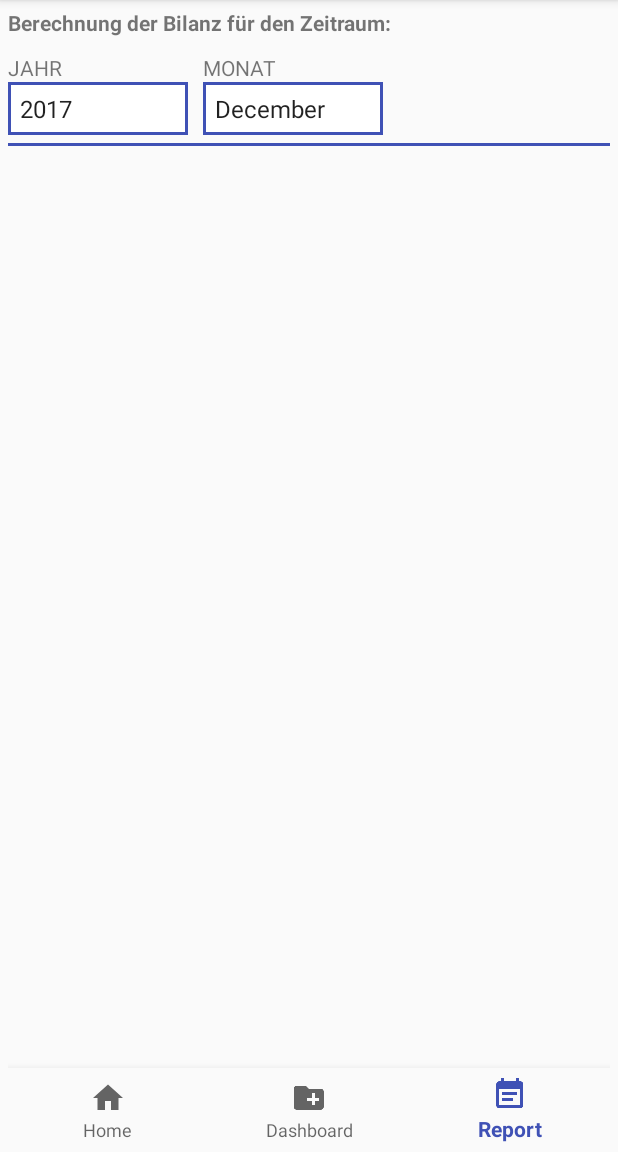
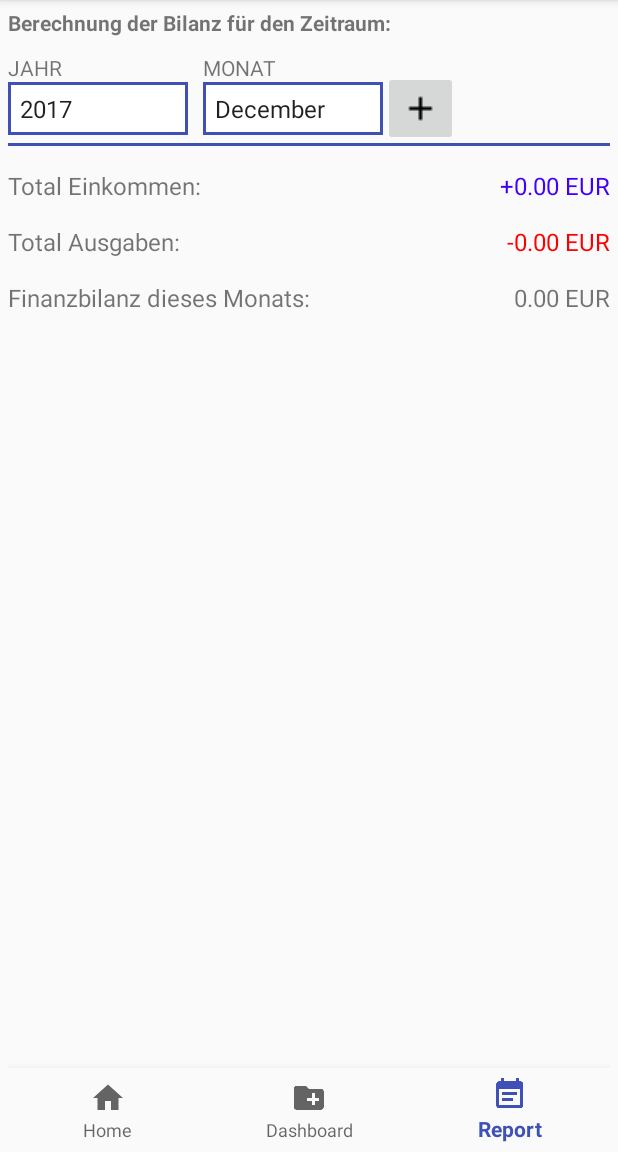
Before and after one commit to teguhsantoso/HomeCostsApp, an Android app: the screen it shows after launch (MainActivity), item 3 of the bottom bar chosen, on a phone screen of 412 x 824 dp, the part 84-1236 px from its top. Run offline under Robolectric (Android 15) with nearby library versions, the phone set to English and light mode, and no system bars; our stand-ins replace Room's generated code; libraries missing offline, so code that uses them is left out: rx.android.schedulers, rx.schedulers; 2 statements that could not run were skipped.

Commit message:
Add balance processing for monthly expenditures. Do some minor bug fixing. Clean up code.

```diff
--- a/app/src/main/java/de/tsa/homecosts/MainActivity.java
+++ b/app/src/main/java/de/tsa/homecosts/MainActivity.java
@@ -139,7 +139,11 @@ public class MainActivity extends AppCompatActivity implements MainPresenterCall
 
     @Override
     public void fillDataExpenditures(List expenditures) {
-        fragmentHome.updateListData(expenditures);
+        if(fragmentHome.isVisible()){
+            fragmentHome.updateListData(expenditures);
+        }else if(fragmentReport.isVisible()){
+            fragmentReport.updateBalanceData(expenditures);
+        }
     }
 
     @Override
@@ -202,6 +206,6 @@ public class MainActivity extends AppCompatActivity implements MainPresenterCall
 
     @Override
     public void onCalculateBalancePeriode(int mMonth, int mYear) {
-
+        mPresenter.getAllDataByParams(mMonth, mYear);
     }
 }
--- a/app/src/main/java/de/tsa/homecosts/fragments/ReportFragment.java
+++ b/app/src/main/java/de/tsa/homecosts/fragments/ReportFragment.java
@@ -1,6 +1,7 @@
 package de.tsa.homecosts.fragments;
 
 import android.content.Context;
+import android.graphics.Color;
 import android.os.Bundle;
 import android.support.annotation.Nullable;
 import android.support.v4.app.Fragment;
@@ -8,7 +9,9 @@ import android.view.LayoutInflater;
 import android.view.View;
 import android.view.ViewGroup;
 import android.widget.ArrayAdapter;
+import android.widget.ImageButton;
 import android.widget.Spinner;
+import android.widget.TextView;
 
 import java.text.DateFormatSymbols;
 import java.util.ArrayList;
@@ -16,6 +19,7 @@ import java.util.Calendar;
 import java.util.List;
 
 import de.tsa.homecosts.R;
+import de.tsa.homecosts.entities.Expenditure;
 import de.tsa.homecosts.utils.Constants;
 
 /**
@@ -37,6 +41,10 @@ public class ReportFragment extends Fragment {
     private OnFragmentInteractionListener   mListener;
     private Spinner                         spinnerYear;
     private Spinner                         spinnerMonth;
+    private TextView                        textViewIncome;
+    private TextView                        textViewOutcome;
+    private TextView                        textViewBalance;
+    private ImageButton                     buttonCalculateBalance;
 
     public ReportFragment() {
         // Required empty public constructor
@@ -63,6 +71,8 @@ public class ReportFragment extends Fragment {
         rootView = inflater.inflate(R.layout.fragment_report, container, false);
         initSpinnerYear(rootView);
         initSpinnerMonth(rootView);
+        iniAllTextViews(rootView);
+        initButtonCalculateBalance(rootView);
         return rootView;
     }
 
@@ -80,6 +90,12 @@ public class ReportFragment extends Fragment {
     public void onDetach() {
         super.onDetach();
         mListener = null;
+    }
+
+    private void iniAllTextViews(View rootView) {
+        textViewIncome = rootView.findViewById(R.id.textViewSumIncome);
+        textViewOutcome = rootView.findViewById(R.id.textViewSumOutcome);
+        textViewBalance = rootView.findViewById(R.id.textViewSumBalance);
     }
 
     private void initSpinnerMonth(View rootView) {
@@ -111,9 +127,48 @@ public class ReportFragment extends Fragment {
         spinnerYear.setSelection(((ArrayAdapter<String>)spinnerYear.getAdapter()).getPosition(String.valueOf(year)));
     }
 
+    private void initButtonCalculateBalance(View rootView) {
+        buttonCalculateBalance = rootView.findViewById(R.id.imageButtonCalculateBalance);
+        buttonCalculateBalance.setOnClickListener(new View.OnClickListener() {
+            @Override
+            public void onClick(View view) {
+                if (mListener != null) {
+                    int mMonth = (int) spinnerMonth.getSelectedItemPosition();
+                    int mYear = (int) spinnerYear.getSelectedItem();
+                    mListener.onCalculateBalancePeriode((mMonth+1), mYear);
+                }
+            }
+        });
+    }
+
     @Override
     public void onViewStateRestored(@Nullable Bundle savedInstanceState) {
         super.onViewStateRestored(savedInstanceState);
     }
 
+    public void updateBalanceData(List expenditures) {
+        List<Expenditure> mList = expenditures;
+
+        double sumOfIncome = 0.0;
+        for (Expenditure data : mList) {
+            if(data.getCategory() == 0){
+                sumOfIncome = sumOfIncome + data.getAmountPayment();
+            }
+        }
+
+        double sumOfOutcome = 0.0;
+        for (Expenditure data : mList) {
+            if(data.getCategory() == 1){
+                sumOfOutcome = sumOfOutcome + data.getAmountPayment();
+            }
+        }
+
+        double balanceMonth = sumOfIncome - sumOfOutcome;
+
+        textViewIncome.setText(sumOfIncome + " EUR");
+        textViewOutcome.setText(sumOfOutcome + " EUR");
+        textViewBalance.setTextColor((balanceMonth < 0.0) ? Color.RED : Color.BLUE);
+        textViewBalance.setText(balanceMonth + " EUR");
+    }
+
 }
--- a/app/src/main/res/layout/fragment_report.xml
+++ b/app/src/main/res/layout/fragment_report.xml
@@ -1,5 +1,6 @@
 <?xml version="1.0" encoding="utf-8"?>
 <RelativeLayout xmlns:android="http://schemas.android.com/apk/res/android"
+    xmlns:app="http://schemas.android.com/apk/res-auto"
     xmlns:tools="http://schemas.android.com/tools"
     android:layout_width="match_parent"
     android:layout_height="match_parent"
@@ -58,4 +59,81 @@
         android:background="@color/colorPrimary"
         android:id="@+id/separator" />
 
+    <TextView
+        android:id="@+id/textViewIncome"
+        android:layout_width="wrap_content"
+        android:layout_height="wrap_content"
+        android:layout_alignEnd="@+id/spinnerMonth"
+        android:layout_alignParentStart="true"
+        android:layout_below="@+id/separator"
+        android:layout_marginTop="15dp"
+        android:text="Total Einkommen:"
+        android:textSize="16sp" />
+
+    <TextView
+        android:id="@+id/textViewOutcome"
+        android:layout_width="wrap_content"
+        android:layout_height="wrap_content"
+        android:layout_alignEnd="@+id/textViewIncome"
+        android:layout_alignParentStart="true"
+        android:layout_below="@+id/textViewIncome"
+        android:layout_marginTop="15dp"
+        android:text="Total Ausgaben:"
+        android:textSize="16sp" />
+
+    <TextView
+        android:id="@+id/textViewBalance"
+        android:layout_width="wrap_content"
+        android:layout_height="wrap_content"
+        android:layout_alignEnd="@+id/textViewOutcome"
+        android:layout_alignParentStart="true"
+        android:layout_below="@+id/textViewOutcome"
+        android:layout_marginTop="15dp"
+        android:textSize="16sp"
+        android:text="Finanzbilanz dieses Monats:" />
+
+    <ImageButton
+        android:id="@+id/imageButtonCalculateBalance"
+        android:layout_width="50dp"
+        android:layout_height="50dp"
+        android:layout_alignBottom="@+id/separator"
+        android:layout_toEndOf="@+id/spinnerMonth"
+        android:scaleType="fitCenter"
+        android:src="@drawable/ic_add_black_18dp" />
+
+    <TextView
+        android:id="@+id/textViewSumIncome"
+        android:layout_width="wrap_content"
+        android:layout_height="wrap_content"
+        android:layout_alignParentEnd="true"
+        android:layout_alignTop="@+id/textViewIncome"
+        android:layout_toEndOf="@+id/textViewIncome"
+        android:textSize="16sp"
+        android:textColor="@color/blue"
+        android:gravity="right"
+        android:text="+0.00 EUR" />
+
+    <TextView
+        android:id="@+id/textViewSumOutcome"
+        android:layout_width="wrap_content"
+        android:layout_height="wrap_content"
+        android:layout_above="@+id/textViewBalance"
+        android:layout_alignParentEnd="true"
+        android:layout_toEndOf="@+id/textViewOutcome"
+        android:textSize="16sp"
+        android:textColor="@color/red"
+        android:gravity="right"
+        android:text="-0.00 EUR" />
+
+    <TextView
+        android:id="@+id/textViewSumBalance"
+        android:layout_width="wrap_content"
+        android:layout_height="wrap_content"
+        android:layout_alignParentEnd="true"
+        android:layout_alignTop="@+id/textViewBalance"
+        android:layout_toEndOf="@+id/textViewBalance"
+        android:textSize="16sp"
+        android:gravity="right"
+        android:text="0.00 EUR" />
+
 </RelativeLayout>
```
Also changed, not shown: app/src/main/res/drawable-hdpi/ic_add_black_18dp.png (added), app/src/main/res/drawable-mdpi/ic_add_black_18dp.png (added), app/src/main/res/drawable-xhdpi/ic_add_black_18dp.png (added), app/src/main/res/drawable-xxhdpi/ic_add_black_18dp.png (added), app/src/main/res/drawable-xxxhdpi/ic_add_black_18dp.png (added).
